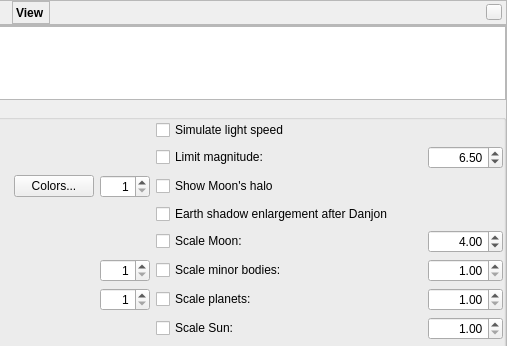
Stellarium/stellarium, file src/gui/viewDialog.ui: the form before one commit; both pictures show x 420 to 927 and y 0 to 346 of the 927 by 584 pixel window.
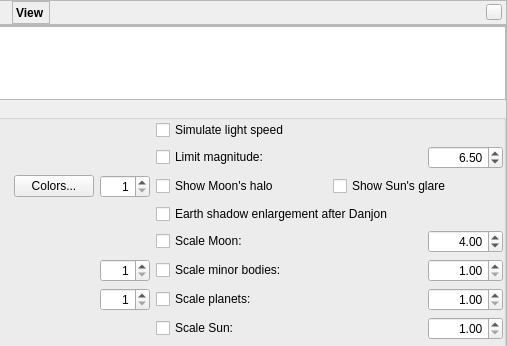
The form after the commit. The open tabs and pages were chosen to show the change. Icons and pictures are not drawn. Custom widgets are drawn as their Qt base class.

Commit message: Allow switching off drawing of Solar glare (Fix #1538)

What changed in the file:
```diff
--- a/src/gui/viewDialog.ui
+++ b/src/gui/viewDialog.ui
@@ -1742,16 +1742,6 @@
                </item>
               </layout>
              </item>
-             <item row="5" column="1">
-              <widget class="QCheckBox" name="drawMoonHaloCheckBox">
-               <property name="toolTip">
-                <string>Toggle drawing halo around the Moon</string>
-               </property>
-               <property name="text">
-                <string>Show Moon's halo</string>
-               </property>
-              </widget>
-             </item>
              <item row="6" column="1">
               <widget class="QCheckBox" name="shadowEnlargementDanjonCheckBox">
                <property name="toolTip">
@@ -1900,6 +1890,27 @@
                </item>
               </layout>
              </item>
+             <item row="5" column="1">
+              <layout class="QHBoxLayout" name="horizontalLayout_sunMoonHalo">
+               <item>
+                <widget class="QCheckBox" name="drawMoonHaloCheckBox">
+                 <property name="toolTip">
+                  <string>Toggle drawing halo around the Moon</string>
+                 </property>
+                 <property name="text">
+                  <string>Show Moon's halo</string>
+                 </property>
+                </widget>
+               </item>
+               <item>
+                <widget class="QCheckBox" name="drawSunGlareCheckBox">
+                 <property name="text">
+                  <string>Show Sun's glare</string>
+                 </property>
+                </widget>
+               </item>
+              </layout>
+             </item>
             </layout>
            </widget>
           </item>
```
The commit also changes 6 other files.
